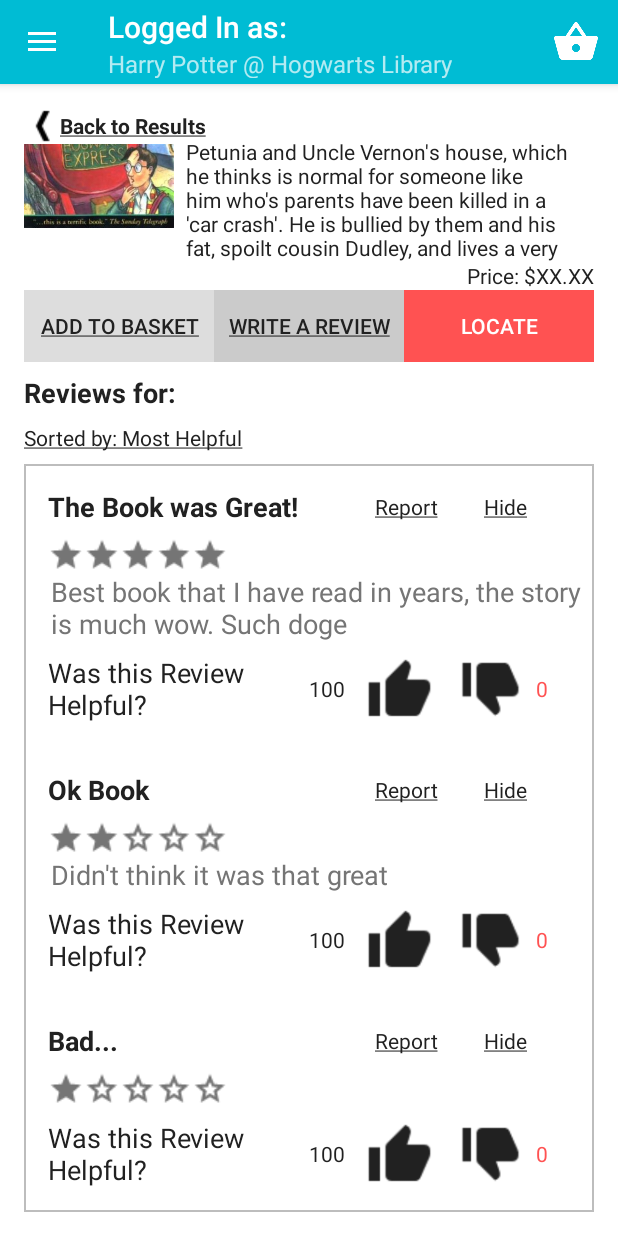
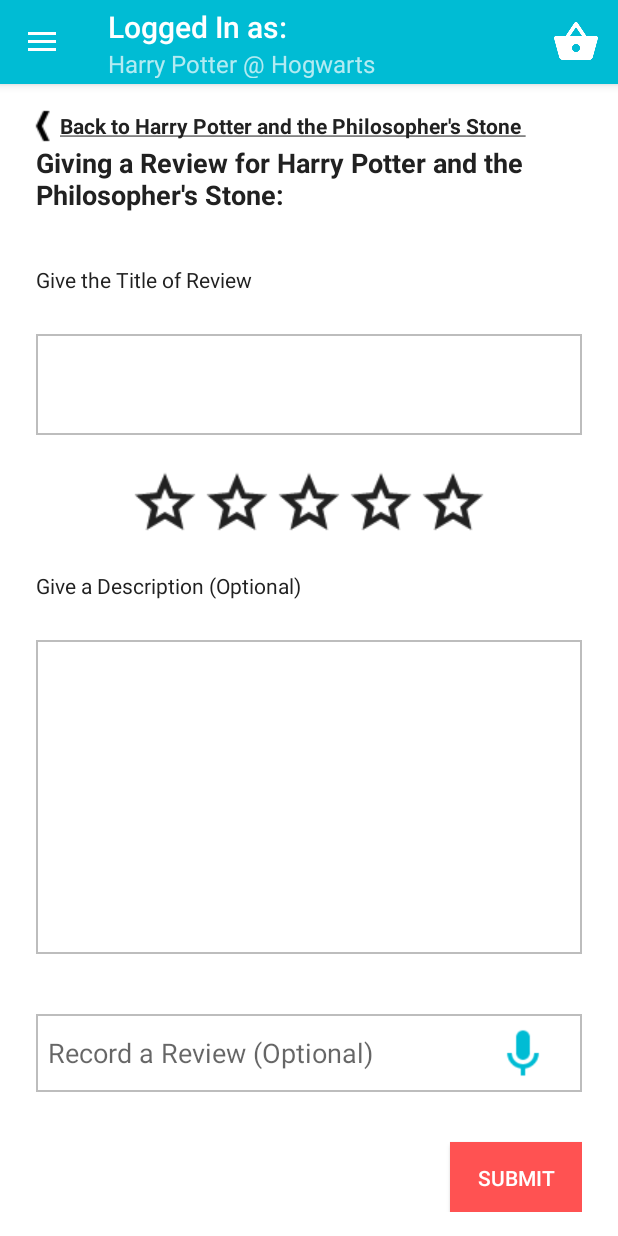
Before and after one commit to oliver-hohn/BookRecommenderPrototype, an Android app: the ProductActivity screen opened directly, with no data from a screen before it, after a tap on "WRITE A REVIEW", on a phone screen of 412 x 824 dp. Run offline under Robolectric (Android 15) with nearby library versions, the phone set to English and light mode, and no system bars; 2 statements that could not run were skipped.

Commit message:
-Fixed login username. -renamed image used in posted reviews -made book a global variable and added the action for writing a review -added the write a review screen -added drawables used it write a review (stars filled and not filled, microphone) -

```diff
--- a/app/src/main/AndroidManifest.xml
+++ b/app/src/main/AndroidManifest.xml
@@ -35,6 +35,10 @@
         <activity
             android:name=".ProductActivity"
             android:label="@string/title_activity_product"
+            android:theme="@style/AppTheme" />
+        <activity
+            android:name=".ReviewActivity"
+            android:label="@string/title_activity_basket"
             android:theme="@style/AppTheme"></activity>
     </application>
 
--- a/app/src/main/java/oliverhohn/bookrecommender/HomeActivity.java
+++ b/app/src/main/java/oliverhohn/bookrecommender/HomeActivity.java
@@ -32,7 +32,7 @@ public class HomeActivity extends AppCompatActivity
         setSupportActionBar(toolbar);
 
         getSupportActionBar().setTitle("Logged In as:");
-        getSupportActionBar().setSubtitle("Harry Potter @ Hogwarts Library");
+        getSupportActionBar().setSubtitle("Harry Potter @ Hogwarts ");
 
         DrawerLayout drawer = (DrawerLayout) findViewById(R.id.drawer_layout);
         ActionBarDrawerToggle toggle = new ActionBarDrawerToggle(
--- a/app/src/main/java/oliverhohn/bookrecommender/MyRecyclerAdapterReview.java
+++ b/app/src/main/java/oliverhohn/bookrecommender/MyRecyclerAdapterReview.java
@@ -1,7 +1,6 @@
 package oliverhohn.bookrecommender;
 
 import android.content.Context;
-import android.provider.ContactsContract;
 import android.support.v4.content.ContextCompat;
 import android.support.v7.widget.RecyclerView;
 import android.view.LayoutInflater;
@@ -9,8 +8,6 @@ import android.view.View;
 import android.view.ViewGroup;
 import android.widget.ImageView;
 import android.widget.TextView;
-
-import org.w3c.dom.Text;
 
 import java.util.ArrayList;
 
@@ -46,19 +43,19 @@ public class MyRecyclerAdapterReview extends RecyclerView.Adapter<MyRecyclerAdap
         Review review = reviews.get(position);
         int rating = review.getRating();
         if(rating>0){
-            holder.star1.setImageResource(R.drawable.starfilled);
+            holder.star1.setImageResource(R.drawable.starfilled_24);
             holder.star1.setColorFilter(ContextCompat.getColor(context,R.color.colorSecondaryText));
         }if(rating>1){
-            holder.star2.setImageResource(R.drawable.starfilled);
+            holder.star2.setImageResource(R.drawable.starfilled_24);
             holder.star2.setColorFilter(ContextCompat.getColor(context,R.color.colorSecondaryText));
         }if(rating>2){
-            holder.star3.setImageResource(R.drawable.starfilled);
+            holder.star3.setImageResource(R.drawable.starfilled_24);
             holder.star3.setColorFilter(ContextCompat.getColor(context,R.color.colorSecondaryText));
         }if(rating>3){
-            holder.star4.setImageResource(R.drawable.starfilled);
+            holder.star4.setImageResource(R.drawable.starfilled_24);
             holder.star4.setColorFilter(ContextCompat.getColor(context,R.color.colorSecondaryText));
         }if(rating>4){
-            holder.star5.setImageResource(R.drawable.starfilled);
+            holder.star5.setImageResource(R.drawable.starfilled_24);
             holder.star5.setColorFilter(ContextCompat.getColor(context,R.color.colorSecondaryText));
         }
         holder.title.setText(review.getTitle());
--- a/app/src/main/java/oliverhohn/bookrecommender/ProductActivity.java
+++ b/app/src/main/java/oliverhohn/bookrecommender/ProductActivity.java
@@ -31,6 +31,7 @@ import java.util.ArrayList;
 public class ProductActivity extends AppCompatActivity
         implements NavigationView.OnNavigationItemSelectedListener {
     private static final String TAG = "ProductActivity";
+    private Book book;
     @Override
     protected void onCreate(Bundle savedInstanceState) {
         super.onCreate(savedInstanceState);
@@ -97,7 +98,7 @@ public class ProductActivity extends AppCompatActivity
         int position = 0;
         if(intent != null){
             position = intent.getIntExtra("position",0);
-            Book book = Singleton.getInstance().getBooks().get(position);
+            book = Singleton.getInstance().getBooks().get(position);
             bookTitle.setText(book.getTitle());
             bookImage.setImageResource(book.getImage());
             author.setText(Html.fromHtml("from: <u>"+book.getAuthor()+"<u>"));
@@ -226,6 +227,9 @@ public class ProductActivity extends AppCompatActivity
 
     public void onWriteReviewPressed(View view){
         Log.d(TAG, "Write a review pressed");
+        Intent intent = new Intent(getApplicationContext(), ReviewActivity.class);
+        intent.putExtra("fromBook",book.getTitle());
+        startActivity(intent);
     }
 
     public void onLocatePressed(View view){
--- /dev/null
+++ b/app/src/main/java/oliverhohn/bookrecommender/ReviewActivity.java
@@ -0,0 +1,216 @@
+package oliverhohn.bookrecommender;
+
+import android.content.Intent;
+import android.os.Bundle;
+import android.support.v4.content.ContextCompat;
+import android.text.Html;
+import android.support.design.widget.NavigationView;
+import android.support.v4.view.GravityCompat;
+import android.support.v4.widget.DrawerLayout;
+import android.support.v7.app.ActionBarDrawerToggle;
+import android.support.v7.app.AppCompatActivity;
+import android.support.v7.widget.Toolbar;
+import android.util.Log;
+import android.view.Menu;
+import android.view.MenuItem;
+import android.view.View;
+import android.widget.ImageView;
+import android.widget.TextView;
+import android.widget.Toast;
+
+public class ReviewActivity extends AppCompatActivity
+        implements NavigationView.OnNavigationItemSelectedListener {
+    private final static String TAG = "ReviewActivity";
+    @Override
+    protected void onCreate(Bundle savedInstanceState) {
+        super.onCreate(savedInstanceState);
+        setContentView(R.layout.activity_review);
+        Toolbar toolbar = (Toolbar) findViewById(R.id.toolbar);
+        setSupportActionBar(toolbar);
+
+        getSupportActionBar().setTitle("Logged In as:");
+        getSupportActionBar().setSubtitle("Harry Potter @ Hogwarts");
+
+        DrawerLayout drawer = (DrawerLayout) findViewById(R.id.drawer_layout);
+        ActionBarDrawerToggle toggle = new ActionBarDrawerToggle(
+                this, drawer, toolbar, R.string.navigation_drawer_open, R.string.navigation_drawer_close);
+        drawer.setDrawerListener(toggle);
+        toggle.syncState();
+
+        NavigationView navigationView = (NavigationView) findViewById(R.id.nav_view);
+        navigationView.setNavigationItemSelectedListener(this);
+
+        setReferences();
+    }
+
+    private void setReferences(){
+        Intent intent = getIntent();
+        TextView backTextView = (TextView) findViewById(R.id.backTextView);
+        TextView givingTextView = (TextView) findViewById(R.id.givingReviewForView);
+        if(intent != null){
+            String from = intent.getStringExtra("fromBook");
+            if(from != null){
+                    backTextView.setText(Html.fromHtml("<u>Back to "+from+" </u>"));
+                    givingTextView.setText("Giving a Review for "+from+":");
+            }
+        }
+
+        final ImageView star1 = (ImageView) findViewById(R.id.star1);
+        final ImageView star2 = (ImageView) findViewById(R.id.star2);
+        final ImageView star3 = (ImageView) findViewById(R.id.star3);
+        final ImageView star4 = (ImageView) findViewById(R.id.star4);
+        final ImageView star5 = (ImageView) findViewById(R.id.star5);
+
+        star1.setOnClickListener(new View.OnClickListener() {
+            @Override
+            public void onClick(View view) {
+                star1.setImageResource(R.drawable.starfilled);
+                star1.setColorFilter(ContextCompat.getColor(getApplicationContext(),R.color.colorPrimary));
+                star2.setImageResource(R.drawable.star);
+                star2.setColorFilter(ContextCompat.getColor(getApplicationContext(),R.color.colorPrimaryText));
+                star3.setImageResource(R.drawable.star);
+                star3.setColorFilter(ContextCompat.getColor(getApplicationContext(),R.color.colorPrimaryText));
+                star4.setImageResource(R.drawable.star);
+                star4.setColorFilter(ContextCompat.getColor(getApplicationContext(),R.color.colorPrimaryText));
+                star5.setImageResource(R.drawable.star);
+                star5.setColorFilter(ContextCompat.getColor(getApplicationContext(),R.color.colorPrimaryText));
+            }
+        });
+        star2.setOnClickListener(new View.OnClickListener() {
+            @Override
+            public void onClick(View view) {
+                star1.setImageResource(R.drawable.starfilled);
+                star1.setColorFilter(ContextCompat.getColor(getApplicationContext(),R.color.colorPrimary));
+                star2.setImageResource(R.drawable.starfilled);
+                star2.setColorFilter(ContextCompat.getColor(getApplicationContext(),R.color.colorPrimary));
+                star3.setImageResource(R.drawable.star);
+                star3.setColorFilter(ContextCompat.getColor(getApplicationContext(),R.color.colorPrimaryText));
+                star4.setImageResource(R.drawable.star);
+                star4.setColorFilter(ContextCompat.getColor(getApplicationContext(),R.color.colorPrimaryText));
+                star5.setImageResource(R.drawable.star);
+                star5.setColorFilter(ContextCompat.getColor(getApplicationContext(),R.color.colorPrimaryText));
+            }
+        });
+        star3.setOnClickListener(new View.OnClickListener() {
+            @Override
+            public void onClick(View view) {
+                star1.setImageResource(R.drawable.starfilled);
+                star1.setColorFilter(ContextCompat.getColor(getApplicationContext(),R.color.colorPrimary));
+                star2.setImageResource(R.drawable.starfilled);
+                star2.setColorFilter(ContextCompat.getColor(getApplicationContext(),R.color.colorPrimary));
+                star3.setImageResource(R.drawable.starfilled);
+                star3.setColorFilter(ContextCompat.getColor(getApplicationContext(),R.color.colorPrimary));
+                star4.setImageResource(R.drawable.star);
+                star4.setColorFilter(ContextCompat.getColor(getApplicationContext(),R.color.colorPrimaryText));
+                star5.setImageResource(R.drawable.star);
+                star5.setColorFilter(ContextCompat.getColor(getApplicationContext(),R.color.colorPrimaryText));
+            }
+        });
+        star4.setOnClickListener(new View.OnClickListener() {
+            @Override
+            public void onClick(View view) {
+                star1.setImageResource(R.drawable.starfilled);
+                star1.setColorFilter(ContextCompat.getColor(getApplicationContext(),R.color.colorPrimary));
+                star2.setImageResource(R.drawable.starfilled);
+                star2.setColorFilter(ContextCompat.getColor(getApplicationContext(),R.color.colorPrimary));
+                star3.setImageResource(R.drawable.starfilled);
+                star3.setColorFilter(ContextCompat.getColor(getApplicationContext(),R.color.colorPrimary));
+                star4.setImageResource(R.drawable.starfilled);
+                star4.setColorFilter(ContextCompat.getColor(getApplicationContext(),R.color.colorPrimary));
+                star5.setImageResource(R.drawable.star);
+                star5.setColorFilter(ContextCompat.getColor(getApplicationContext(),R.color.colorPrimaryText));
+            }
+        });
+        star5.setOnClickListener(new View.OnClickListener() {
+            @Override
+            public void onClick(View view) {
+                star1.setImageResource(R.drawable.starfilled);
+                star1.setColorFilter(ContextCompat.getColor(getApplicationContext(),R.color.colorPrimary));
+                star2.setImageResource(R.drawable.starfilled);
+                star2.setColorFilter(ContextCompat.getColor(getApplicationContext(),R.color.colorPrimary));
+                star3.setImageResource(R.drawable.starfilled);
+                star3.setColorFilter(ContextCompat.getColor(getApplicationContext(),R.color.colorPrimary));
+                star4.setImageResource(R.drawable.starfilled);
+                star4.setColorFilter(ContextCompat.getColor(getApplicationContext(),R.color.colorPrimary));
+                star5.setImageResource(R.drawable.starfilled);
+                star5.setColorFilter(ContextCompat.getColor(getApplicationContext(),R.color.colorPrimary));
+            }
+        });
+    }
+
+    @Override
+    public void onBackPressed() {
+        DrawerLayout drawer = (DrawerLayout) findViewById(R.id.drawer_layout);
+        if (drawer.isDrawerOpen(GravityCompat.START)) {
+            drawer.closeDrawer(GravityCompat.START);
+        } else {
+            super.onBackPressed();
+        }
+    }
+
+    @Override
+    public boolean onCreateOptionsMenu(Menu menu) {
+        // Inflate the menu; this adds items to the action bar if it is present.
+        getMenuInflater().inflate(R.menu.home, menu);
+        return true;
+    }
+
+    @Override
+    public boolean onOptionsItemSelected(MenuItem item) {
+        // Handle action bar item clicks here. The action bar will
+        // automatically handle clicks on the Home/Up button, so long
+        // as you specify a parent activity in AndroidManifest.xml.
+        int id = item.getItemId();
+        switch (id){
+            case R.id.action_basket:
+                Log.d(TAG, "Clicked on basket");
+                return true;
+            default:
+                return super.onOptionsItemSelected(item);
+        }
+    }
+
+    @Override
+    public boolean onNavigationItemSelected(MenuItem item) {
+        // Handle navigation view item clicks here.
+        int id = item.getItemId();
+        switch (id){
+            case R.id.nav_about:
+                Log.d(TAG , "About Navigation pressed");
+                showToast("Feature coming soon");
+                break;
+            case R.id.nav_account:
+                Log.d(TAG , "Account Navigation pressed");
+                showToast("Feature coming soon");
+                break;
+            case R.id.nav_settings:
+                Log.d(TAG , "Settings Navigation pressed");
+                showToast("Feature coming soon");
+                break;
+            case R.id.nav_logout:
+                Log.d(TAG , "Log out Navigation pressed");
+                startActivity(new Intent(getApplicationContext(),LoginActivity.class));
+                break;
+            default:
+                break;
+        }
+
+        DrawerLayout drawer = (DrawerLayout) findViewById(R.id.drawer_layout);
+        drawer.closeDrawer(GravityCompat.START);
+        return true;
+    }
+
+    private void showToast(String message){
+        Toast.makeText(getApplicationContext(), message, Toast.LENGTH_SHORT).show();
+    }
+
+    public void onBackPressed(View view){
+        onBackPressed();
+    }
+
+    public void onSubmitPressed(View view){
+        Log.d(TAG,"On submit pressed");
+        showToast("Review has been submitted");
+        onBackPressed();
+    }
+}
--- a/app/src/main/java/oliverhohn/bookrecommender/SearchResults.java
+++ b/app/src/main/java/oliverhohn/bookrecommender/SearchResults.java
@@ -35,7 +35,7 @@ public class SearchResults extends AppCompatActivity
         setSupportActionBar(toolbar);
 
         getSupportActionBar().setTitle("Logged In as:");
-        getSupportActionBar().setSubtitle("Harry Potter @ Hogwarts Library");
+        getSupportActionBar().setSubtitle("Harry Potter @ Hogwarts ");
 
         DrawerLayout drawer = (DrawerLayout) findViewById(R.id.drawer_layout);
         ActionBarDrawerToggle toggle = new ActionBarDrawerToggle(
--- /dev/null
+++ b/app/src/main/res/layout/activity_review.xml
@@ -0,0 +1,24 @@
+<?xml version="1.0" encoding="utf-8"?>
+<android.support.v4.widget.DrawerLayout xmlns:android="http://schemas.android.com/apk/res/android"
+    xmlns:app="http://schemas.android.com/apk/res-auto"
+    xmlns:tools="http://schemas.android.com/tools"
+    android:id="@+id/drawer_layout"
+    android:layout_width="match_parent"
+    android:layout_height="match_parent"
+    android:fitsSystemWindows="true"
+    tools:openDrawer="start">
+
+    <include
+        layout="@layout/app_bar_review"
+        android:layout_width="match_parent"
+        android:layout_height="match_parent" />
+
+    <android.support.design.widget.NavigationView
+        android:id="@+id/nav_view"
+        android:layout_width="wrap_content"
+        android:layout_height="match_parent"
+        android:layout_gravity="start"
+        android:fitsSystemWindows="true"
+        app:menu="@menu/activity_home_drawer" />
+
+</android.support.v4.widget.DrawerLayout>
--- /dev/null
+++ b/app/src/main/res/layout/app_bar_review.xml
@@ -0,0 +1,26 @@
+<?xml version="1.0" encoding="utf-8"?>
+<android.support.design.widget.CoordinatorLayout xmlns:android="http://schemas.android.com/apk/res/android"
+    xmlns:app="http://schemas.android.com/apk/res-auto"
+    xmlns:tools="http://schemas.android.com/tools"
+    android:layout_width="match_parent"
+    android:layout_height="match_parent"
+    android:fitsSystemWindows="true"
+    tools:context=".ReviewActivity">
+
+    <android.support.design.widget.AppBarLayout
+        android:layout_width="match_parent"
+        android:layout_height="wrap_content"
+        android:theme="@style/AppTheme.AppBarOverlay">
+
+        <android.support.v7.widget.Toolbar
+            android:id="@+id/toolbar"
+            android:layout_width="match_parent"
+            android:layout_height="?attr/actionBarSize"
+            android:background="?attr/colorPrimary"
+            app:popupTheme="@style/AppTheme.PopupOverlay" />
+
+    </android.support.design.widget.AppBarLayout>
+
+    <include layout="@layout/content_review" />
+
+</android.support.design.widget.CoordinatorLayout>
--- /dev/null
+++ b/app/src/main/res/layout/content_review.xml
@@ -0,0 +1,204 @@
+<?xml version="1.0" encoding="utf-8"?>
+<LinearLayout xmlns:android="http://schemas.android.com/apk/res/android"
+    xmlns:app="http://schemas.android.com/apk/res-auto"
+    xmlns:tools="http://schemas.android.com/tools"
+    android:layout_width="match_parent"
+    android:layout_height="match_parent"
+    android:paddingBottom="@dimen/activity_vertical_margin"
+    android:paddingLeft="@dimen/activity_horizontal_margin"
+    android:paddingRight="@dimen/activity_horizontal_margin"
+    android:paddingTop="@dimen/activity_vertical_margin"
+    app:layout_behavior="@string/appbar_scrolling_view_behavior"
+    tools:context=".ReviewActivity"
+    tools:showIn="@layout/app_bar_review"
+    android:orientation="vertical"
+    android:background="@color/colorTextIcons">
+
+    <LinearLayout
+        android:orientation="horizontal"
+        android:layout_width="match_parent"
+        android:layout_height="wrap_content" >
+
+        <ImageView
+            android:layout_width="wrap_content"
+            android:layout_height="wrap_content"
+            android:id="@+id/backImageView"
+            android:src="@drawable/left"
+            android:onClick="onBackPressed" />
+
+        <TextView
+            android:layout_width="wrap_content"
+            android:layout_height="wrap_content"
+            android:textAppearance="?android:attr/textAppearanceSmall"
+            android:text="@string/back_search"
+            android:id="@+id/backTextView"
+            android:textColor="@color/colorPrimaryText"
+            android:textStyle="bold"
+            android:layout_gravity="center_vertical"
+            android:onClick="onBackPressed" />
+    </LinearLayout>
+
+    <LinearLayout
+        android:orientation="vertical"
+        android:layout_width="match_parent"
+        android:layout_height="match_parent"
+        android:paddingLeft="8dp"
+        android:paddingRight="8dp"
+        android:weightSum="10">
+
+        <TextView
+            android:layout_width="wrap_content"
+            android:layout_height="wrap_content"
+            android:textAppearance="?android:attr/textAppearanceMedium"
+            android:text="Giving a Review for:"
+            android:id="@+id/givingReviewForView"
+            android:textColor="@color/colorPrimaryText"
+            android:textStyle="bold"
+            android:layout_weight="1" />
+
+        <TextView
+            android:layout_width="wrap_content"
+            android:layout_height="wrap_content"
+            android:textAppearance="?android:attr/textAppearanceSmall"
+            android:text="Give the Title of Review"
+            android:id="@+id/textView13"
+            android:textColor="@color/colorPrimaryText"
+            android:paddingTop="8dp"
+            android:layout_weight="1" />
+
+        <EditText
+            android:layout_width="match_parent"
+            android:layout_height="wrap_content"
+            android:id="@+id/editText"
+            android:background="@drawable/back"
+            android:layout_weight="1"
+            android:paddingTop="8dp"
+            android:paddingBottom="8dp"
+            android:paddingRight="8dp"
+            android:paddingLeft="8dp" />
+
+        <LinearLayout
+            android:orientation="horizontal"
+            android:layout_width="match_parent"
+            android:layout_height="wrap_content"
+            android:layout_gravity="center"
+            android:gravity="center"
+            android:paddingBottom="8dp"
+            android:paddingTop="8dp"
+            android:layout_weight="1">
+
+            <ImageView
+                android:layout_width="wrap_content"
+                android:layout_height="wrap_content"
+                android:id="@+id/star1"
+                android:src="@drawable/star"
+                android:tint="@color/colorPrimaryText" />
+
+            <ImageView
+                android:layout_width="wrap_content"
+                android:layout_height="wrap_content"
+                android:id="@+id/star2"
+                android:src="@drawable/star"
+                android:tint="@color/colorPrimaryText" />
+
+            <ImageView
+                android:layout_width="wrap_content"
+                android:layout_height="wrap_content"
+                android:id="@+id/star3"
+                android:src="@drawable/star"
+                android:tint="@color/colorPrimaryText" />
+
+            <ImageView
+                android:layout_width="wrap_content"
+                android:layout_height="wrap_content"
+                android:id="@+id/star4"
+                android:src="@drawable/star"
+                android:tint="@color/colorPrimaryText" />
+
+            <ImageView
+                android:layout_width="wrap_content"
+                android:layout_height="wrap_content"
+                android:id="@+id/star5"
+                android:src="@drawable/star"
+                android:tint="@color/colorPrimaryText" />
+        </LinearLayout>
+
+        <TextView
+            android:layout_width="wrap_content"
+            android:layout_height="wrap_content"
+            android:textAppearance="?android:attr/textAppearanceSmall"
+            android:text="Give a Description (Optional)"
+            android:id="@+id/textView15"
+            android:textColor="@color/colorPrimaryText"
+            android:layout_weight="1" />
+
+        <EditText
+            android:layout_width="match_parent"
+            android:layout_height="wrap_content"
+            android:inputType="textMultiLine"
+            android:ems="10"
+            android:id="@+id/editText2"
+            android:layout_weight="6.22"
+            android:background="@drawable/back"
+            android:gravity="top|left"
+            android:paddingLeft="8dp"
+            android:paddingTop="8dp"
+            android:paddingRight="8dp"
+            android:paddingBottom="8dp" />
+
+        <Space
+            android:layout_width="20px"
+            android:layout_height="40dp" />
+
+        <LinearLayout
+            android:orientation="horizontal"
+            android:layout_width="match_parent"
+            android:layout_height="52dp"
+            android:paddingTop="8dp"
+            android:paddingBottom="8dp"
+            android:background="@drawable/back"
+            android:gravity="center_vertical"
+            android:weightSum="3">
+
+            <TextView
+                android:layout_width="wrap_content"
+                android:layout_height="wrap_content"
+                android:textAppearance="?android:attr/textAppearanceMedium"
+                android:text="Record a Review (Optional)"
+                android:id="@+id/textView14"
+                android:layout_weight="2"
+                android:paddingLeft="8dp" />
+
+            <ImageView
+                android:layout_width="wrap_content"
+                android:layout_height="wrap_content"
+                android:id="@+id/imageView10"
+                android:src="@drawable/microphone"
+                android:layout_weight="1"
+                android:layout_gravity="right"
+                android:tint="@color/colorPrimary" />
+
+        </LinearLayout>
+
+        <Space
+            android:layout_width="20px"
+            android:layout_height="50px" />
+
+        <Button
+            android:layout_width="wrap_content"
+            android:layout_height="wrap_content"
+            android:text="SUBMIT"
+            android:id="@+id/button2"
+            android:layout_gravity="right"
+            android:layout_alignParentBottom="true"
+            android:layout_alignParentRight="true"
+            android:layout_alignParentEnd="true"
+            android:layout_marginBottom="31dp"
+            android:textColor="@color/colorTextIcons"
+            android:background="@color/colorAccent"
+            android:onClick="onSubmitPressed" />
+
+    </LinearLayout>
+
+
+</LinearLayout>
--- a/app/src/main/res/values/strings.xml
+++ b/app/src/main/res/values/strings.xml
@@ -33,4 +33,5 @@
     <string name="sortedby"><u>Sorted by: Most Helpful</u></string>
     <string name="report"><u>Report</u></string>
     <string name="hide"><u>Hide</u></string>
+    <string name="title_activity_basket">BasketActivity</string>
 </resources>
```
Also changed, not shown: app/src/main/res/menu/activity_basket_drawer.xml (added, +36 -0 lines), app/src/main/res/menu/basket.xml (added, +9 -0 lines), app/src/main/res/drawable/microphone.png (added), app/src/main/res/drawable/starfilled.png, app/src/main/res/drawable/starfilled_24.png (added).
